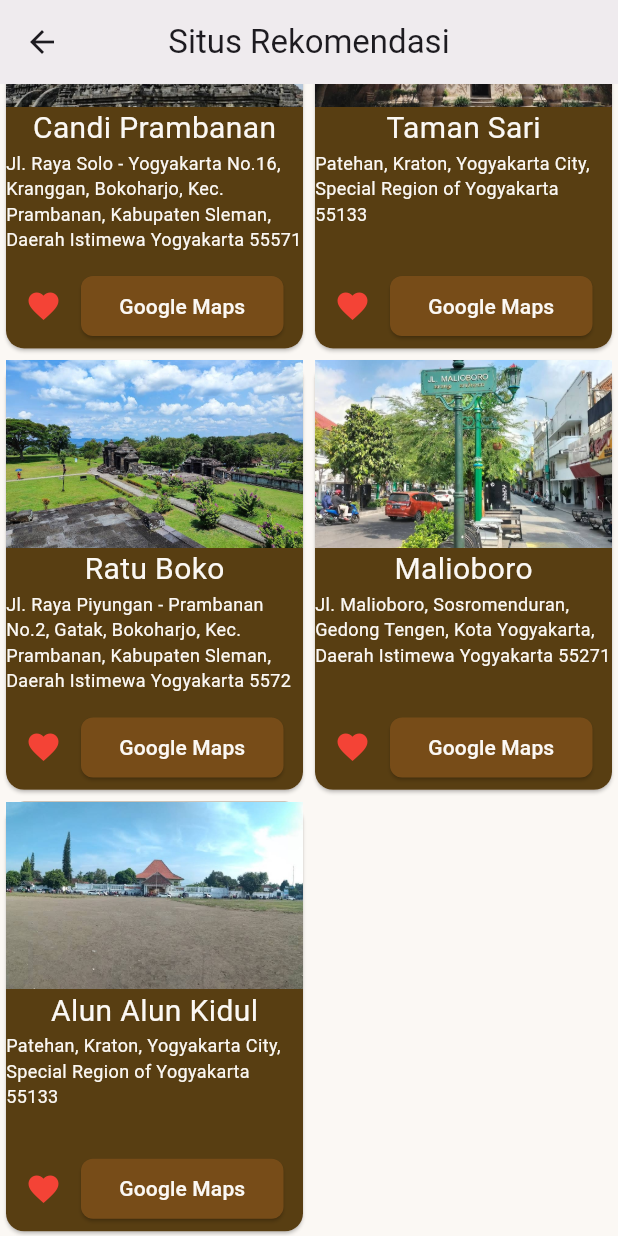
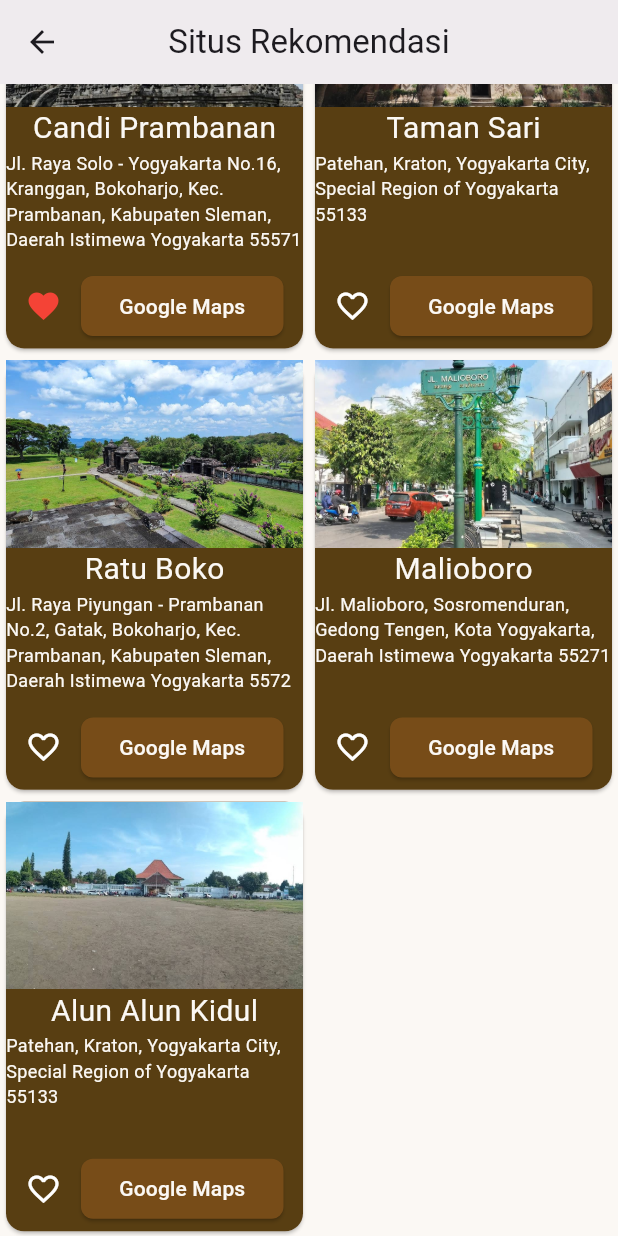
Before and after one commit to dejanazul/tugas2_putri, a Flutter app: the SitusPage screen opened directly, scrolled down 114 dp, after a tap on the "favorite outline" icon, on a phone screen of 412 x 824 dp. Run offline on Flutter 3.47's test engine with Material 3 defaults, Android fonts, the phone set to English and light mode, and no system bars; our stand-ins replace cloud_firestore, firebase_auth, firebase_core, get, stop_watch_timer; accounts and stored records are empty.

Commit message:
favorit button beres

```diff
--- a/lib/menu/favorite/controllers/favorite_controller.dart
+++ b/lib/menu/favorite/controllers/favorite_controller.dart
@@ -2,5 +2,17 @@ import 'package:get/get.dart';
 import 'package:get/get_state_manager/get_state_manager.dart';
 
 class FavoriteController extends GetxController {
-  RxBool isFavorited = false.obs;
+  var favorites = <bool>[].obs;
+
+  void initializeFavorites(int itemCount) {
+    favorites.value = List<bool>.filled(itemCount, false);
+  }
+
+  void toggleFavorite(int index) {
+    favorites[index] = !favorites[index]; // Toggle favorite state
+  }
+
+  bool isFavorited(int index) {
+    return favorites[index];
+  }
 }
--- a/lib/menu/site/rekomendasi.dart
+++ b/lib/menu/site/rekomendasi.dart
@@ -6,7 +6,11 @@ import 'package:tugas2_putri/menu/site/sitemodel.dart';
 
 class SitusPage extends StatelessWidget {
   final FavoriteController favoriteController = Get.find();
-  SitusPage({super.key});
+
+  SitusPage({super.key}) {
+    // Initialize the favorites list with the same length as rekomendasiList
+    favoriteController.initializeFavorites(rekomendasiList.length);
+  }
 
   @override
   Widget build(BuildContext context) {
@@ -54,33 +58,30 @@ class SitusPage extends StatelessWidget {
                     children: [
                       SizedBox(
                         width: 50,
-                        child: Obx(
-                          () {return IconButton(
+                        child: Obx(() {
+                          return IconButton(
                             onPressed: () {
-                              if (favoriteController.isFavorited.value) {
-                                favoriteController.isFavorited.value = false;
-                              } else {
-                                favoriteController.isFavorited.value = true;
-                              }
+                              favoriteController.toggleFavorite(index);
                             },
-                            icon: favoriteController.isFavorited.value
-                                ? Icon(
+                            icon: favoriteController.isFavorited(index)
+                                ? const Icon(
                                     Icons.favorite,
                                     color: Colors.red,
                                   )
-                                : Icon(
+                                : const Icon(
                                     Icons.favorite_border_outlined,
                                   ),
                             color: Colors.white,
-                          );}
-                        ),
+                          );
+                        }),
                       ),
                       SizedBox(
                         width: 135,
                         child: ElevatedButton(
                             onPressed: () {},
                             style: ButtonStyle(
-                              shape: WidgetStatePropertyAll(
+                              // ignore: deprecated_member_use
+                              shape: MaterialStatePropertyAll(
                                 RoundedRectangleBorder(
                                   borderRadius: BorderRadius.circular(8),
                                 ),
```
